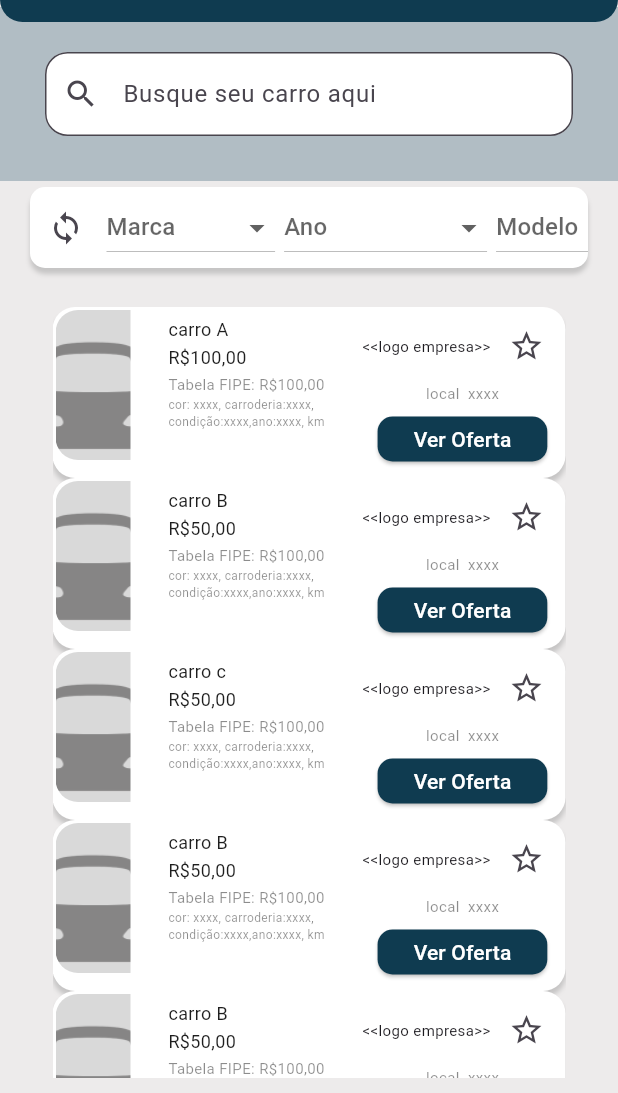
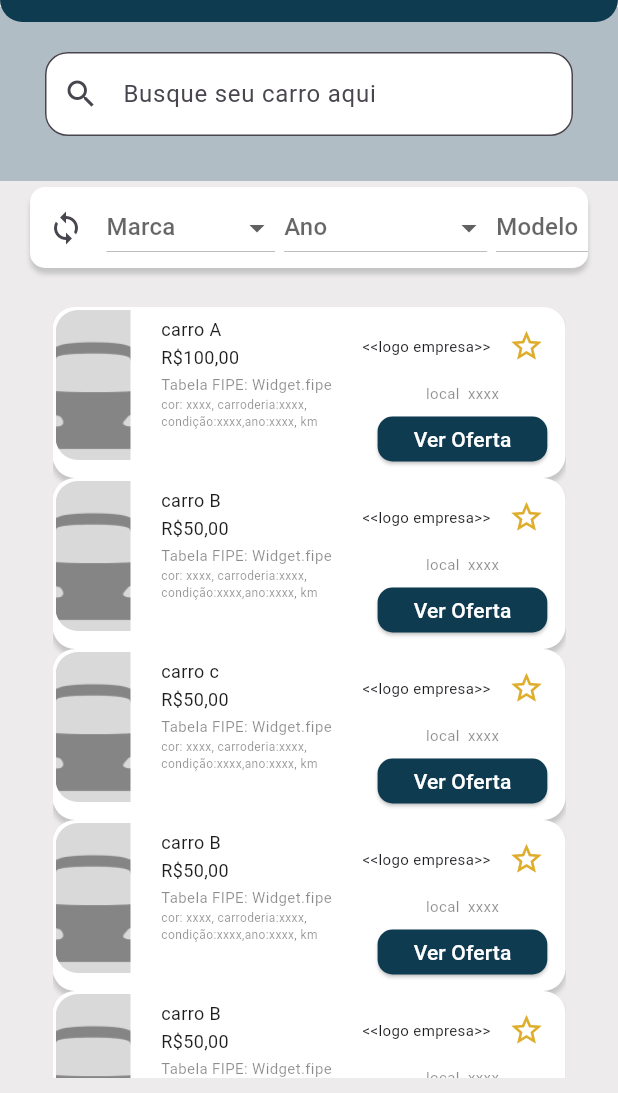
Before and after one commit to naluronicaa/projeto_integrador_4sm, a Flutter app: the PaginaPrincipal screen opened directly, on a phone screen of 412 x 824 dp, the part 143-1236 px from its top. Run offline on Flutter 3.47's test engine with Material 2 defaults, Android fonts, the phone set to English and light mode, and no system bars; missing offline and left inert: web_smooth_scroll.

Commit message:
Atualização

```diff
--- a/lib/scr/ofertas.dart
+++ b/lib/scr/ofertas.dart
@@ -1,13 +1,18 @@
 import 'package:flutter/material.dart';
-import 'package:flutter/rendering.dart';
 
-class CarroWidget extends StatelessWidget {
+class CarroWidget extends StatefulWidget {
   final String nome;
   final String preco;
   final String fipe;
-  bool isSelected = false;
 
   CarroWidget({required this.nome, required this.preco, required this.fipe});
+
+  @override
+  _CarroWidgetState createState() => _CarroWidgetState();
+}
+
+class _CarroWidgetState extends State<CarroWidget> {
+  bool click = false;
 
   @override
   Widget build(BuildContext context) {
@@ -49,29 +54,29 @@ class CarroWidget extends StatelessWidget {
               children: [
                 //nome = Modelo + Marca
                 const SizedBox(height: 4),
-              Text(nome, style: const TextStyle(fontSize: 12, color: Color.fromARGB(255, 30, 30, 30))),
+                Text(widget.nome, style: const TextStyle(fontSize: 12, color: Color.fromARGB(255, 30, 30, 30))),
                 const SizedBox(height: 2),
-              Text(preco, style: const TextStyle(fontSize: 12, color: Color.fromARGB(255, 30, 30, 30))),
+                Text(widget.preco, style: const TextStyle(fontSize: 12, color: Color.fromARGB(255, 30, 30, 30))),
                 const SizedBox(height: 2),
-              Text('Tabela FIPE: $fipe', style: const TextStyle(fontSize: 10, color: Color.fromARGB(130, 30, 30, 30))),
+                Text('Tabela FIPE: $widget.fipe', style: const TextStyle(fontSize: 10, color: Color.fromARGB(130, 30, 30, 30))),
                 const SizedBox(height: 2),
                 Text('cor: xxxx, carroderia:xxxx,\ncondição:xxxx,ano:xxxx, km', style: TextStyle(fontSize: 8, color: Color.fromARGB(130, 30, 30, 30))),
               ],
             ),
 
             Column(
-            // crossAxisAlignment: CrossAxisAlignment.center,
               children: [
                 Row(
                   children: [
                     Text('<<logo empresa>>', style: TextStyle(fontSize: 10),),
                     IconButton(
-                    icon: isSelected ? Icon(Icons.star,  color: const Color.fromARGB(255, 223, 173, 44)) : Icon(Icons.star_border),
                       onPressed: () {
-                      // Quando a estrela é clicada, altera o estado
-                      isSelected = !isSelected;
+                        setState(() {
+                          click = !click;
+                        });
                       },
-                  ),
+                      icon: Icon((click == true) ? Icons.star : Icons.star_border, color:Color.fromARGB(255, 223, 173, 44)),
+                    )
                   ],
                 ),
 
@@ -121,11 +126,11 @@ class CarroWidget extends StatelessWidget {
               children: [
                 //nome = Modelo + Marca
                 const SizedBox(height: 4),
-              Text(nome, style: const TextStyle(fontSize: 17, color: Color.fromARGB(255, 30, 30, 30))),
+                Text(widget.nome, style: const TextStyle(fontSize: 17, color: Color.fromARGB(255, 30, 30, 30))),
                 const SizedBox(height: 2),
-              Text(preco, style: const TextStyle(fontSize: 17, color: Color.fromARGB(255, 30, 30, 30))),
+                Text(widget.preco, style: const TextStyle(fontSize: 17, color: Color.fromARGB(255, 30, 30, 30))),
                 const SizedBox(height: 2),
-              Text('Tabela FIPE: $fipe', style: const TextStyle(fontSize: 15, color: Color.fromARGB(130, 30, 30, 30)))
+                Text('Tabela FIPE: $widget.fipe', style: const TextStyle(fontSize: 15, color: Color.fromARGB(130, 30, 30, 30)))
               ],
             ),
 
@@ -167,12 +172,13 @@ class CarroWidget extends StatelessWidget {
                   children: [
                     Text('<<logo empresa>>'),
                     IconButton(
-                    icon: isSelected ? Icon(Icons.star,  color: const Color.fromARGB(255, 223, 173, 44)) : Icon(Icons.star_border),
                       onPressed: () {
-                      // Quando a estrela é clicada, altera o estado
-                      isSelected = !isSelected;
+                        setState(() {
+                          click = !click;
+                        });
                       },
-                  ),
+                      icon: Icon((click == true) ? Icons.star : Icons.star_border, color:Color.fromARGB(255, 223, 173, 44)),
+                    )
                   ],
                 ),
 
```
Also changed, not shown: 1 other file. Lines whose indentation alone changed are shown as unchanged.
